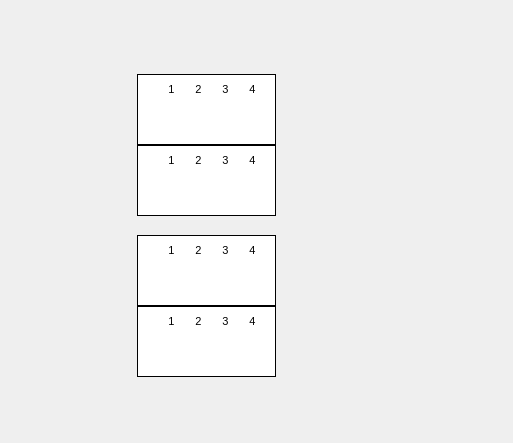
Qt form switcheswidget.ui (paulgr2008/QuIT) before a commit.
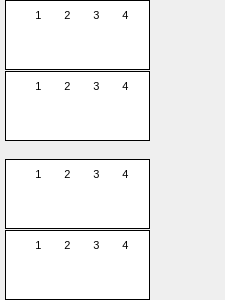
The same form after that commit. Icons and pictures are not drawn.

Diff of the .ui file:
```diff
--- a/switcheswidget.ui
+++ b/switcheswidget.ui
@@ -6,24 +6,45 @@
    <rect>
     <x>0</x>
     <y>0</y>
-    <width>513</width>
-    <height>443</height>
+    <width>225</width>
+    <height>300</height>
    </rect>
   </property>
+  <property name="sizePolicy">
+   <sizepolicy hsizetype="Preferred" vsizetype="Preferred">
+    <horstretch>0</horstretch>
+    <verstretch>0</verstretch>
+   </sizepolicy>
+  </property>
+  <property name="minimumSize">
+   <size>
+    <width>225</width>
+    <height>300</height>
+   </size>
+  </property>
+  <property name="maximumSize">
+   <size>
+    <width>225</width>
+    <height>300</height>
+   </size>
+  </property>
   <property name="windowTitle">
    <string>Form</string>
   </property>
-  <widget class="QWidget" name="layoutWidget">
-   <property name="geometry">
-    <rect>
-     <x>134</x>
-     <y>74</y>
-     <width>221</width>
-     <height>303</height>
-    </rect>
-   </property>
    <layout class="QVBoxLayout" name="verticalLayout">
     <property name="spacing">
+    <number>1</number>
+   </property>
+   <property name="leftMargin">
+    <number>0</number>
+   </property>
+   <property name="topMargin">
+    <number>0</number>
+   </property>
+   <property name="rightMargin">
+    <number>0</number>
+   </property>
+   <property name="bottomMargin">
      <number>0</number>
     </property>
     <item>
@@ -32,7 +53,7 @@
        <number>0</number>
       </property>
       <item>
-       <widget class="QGroupBox" name="switchBox_1">
+      <widget class="QGroupBox" name="switchBox_0">
         <property name="sizePolicy">
          <sizepolicy hsizetype="Fixed" vsizetype="Fixed">
           <horstretch>0</horstretch>
@@ -41,14 +62,14 @@
         </property>
         <property name="minimumSize">
          <size>
-          <width>139</width>
-          <height>71</height>
+         <width>145</width>
+         <height>70</height>
          </size>
         </property>
         <property name="maximumSize">
          <size>
-          <width>139</width>
-          <height>71</height>
+         <width>145</width>
+         <height>70</height>
          </size>
         </property>
         <property name="autoFillBackground">
@@ -61,6 +82,9 @@
         <property name="title">
          <string/>
         </property>
+       <property name="alignment">
+        <set>Qt::AlignCenter</set>
+       </property>
         <layout class="QHBoxLayout" name="horizontalLayout_3">
          <property name="spacing">
           <number>0</number>
@@ -149,8 +173,8 @@
                </property>
                <property name="maximumSize">
                 <size>
-                 <width>27</width>
-                 <height>29</height>
+                <width>29</width>
+                <height>31</height>
                 </size>
                </property>
                <property name="autoFillBackground">
@@ -230,8 +254,8 @@
                </property>
                <property name="maximumSize">
                 <size>
-                 <width>27</width>
-                 <height>29</height>
+                <width>29</width>
+                <height>31</height>
                 </size>
                </property>
                <property name="autoFillBackground">
@@ -311,8 +335,8 @@
                </property>
                <property name="maximumSize">
                 <size>
-                 <width>27</width>
-                 <height>29</height>
+                <width>29</width>
+                <height>31</height>
                 </size>
                </property>
                <property name="autoFillBackground">
@@ -392,8 +416,8 @@
                </property>
                <property name="maximumSize">
                 <size>
-                 <width>27</width>
-                 <height>29</height>
+                <width>29</width>
+                <height>31</height>
                 </size>
                </property>
                <property name="autoFillBackground">
@@ -448,14 +472,14 @@
         </property>
         <property name="minimumSize">
          <size>
-          <width>71</width>
-          <height>71</height>
+         <width>65</width>
+         <height>60</height>
          </size>
         </property>
         <property name="maximumSize">
          <size>
-          <width>71</width>
-          <height>71</height>
+         <width>65</width>
+         <height>60</height>
          </size>
         </property>
         <property name="styleSheet">
@@ -464,14 +488,23 @@
         <property name="frameShape">
          <enum>QFrame::NoFrame</enum>
         </property>
+       <property name="verticalScrollBarPolicy">
+        <enum>Qt::ScrollBarAlwaysOff</enum>
+       </property>
+       <property name="horizontalScrollBarPolicy">
+        <enum>Qt::ScrollBarAlwaysOff</enum>
+       </property>
        </widget>
       </item>
      </layout>
     </item>
     <item>
      <layout class="QHBoxLayout" name="horizontalLayout_10">
+     <property name="spacing">
+      <number>0</number>
+     </property>
       <item>
-       <widget class="QGroupBox" name="switchBox_2">
+      <widget class="QGroupBox" name="switchBox_1">
         <property name="sizePolicy">
          <sizepolicy hsizetype="Fixed" vsizetype="Fixed">
           <horstretch>0</horstretch>
@@ -480,14 +513,14 @@
         </property>
         <property name="minimumSize">
          <size>
-          <width>139</width>
-          <height>71</height>
+         <width>145</width>
+         <height>70</height>
          </size>
         </property>
         <property name="maximumSize">
          <size>
-          <width>139</width>
-          <height>71</height>
+         <width>145</width>
+         <height>70</height>
          </size>
         </property>
         <property name="autoFillBackground">
@@ -588,8 +621,8 @@
                </property>
                <property name="maximumSize">
                 <size>
-                 <width>27</width>
-                 <height>29</height>
+                <width>29</width>
+                <height>31</height>
                 </size>
                </property>
                <property name="autoFillBackground">
@@ -669,8 +702,8 @@
                </property>
                <property name="maximumSize">
                 <size>
-                 <width>27</width>
-                 <height>29</height>
+                <width>29</width>
+                <height>31</height>
                 </size>
                </property>
                <property name="autoFillBackground">
@@ -750,8 +783,8 @@
                </property>
                <property name="maximumSize">
                 <size>
-                 <width>27</width>
-                 <height>29</height>
+                <width>29</width>
+                <height>31</height>
                 </size>
                </property>
                <property name="autoFillBackground">
@@ -831,8 +864,8 @@
                </property>
                <property name="maximumSize">
                 <size>
-                 <width>27</width>
-                 <height>29</height>
+                <width>29</width>
+                <height>31</height>
                 </size>
                </property>
                <property name="autoFillBackground">
@@ -885,14 +918,14 @@
         </property>
         <property name="minimumSize">
          <size>
-          <width>71</width>
-          <height>71</height>
+         <width>65</width>
+         <height>60</height>
          </size>
         </property>
         <property name="maximumSize">
          <size>
-          <width>71</width>
-          <height>71</height>
+         <width>65</width>
+         <height>60</height>
          </size>
         </property>
         <property name="styleSheet">
@@ -901,6 +934,21 @@
         <property name="frameShape">
          <enum>QFrame::NoFrame</enum>
         </property>
+       <property name="verticalScrollBarPolicy">
+        <enum>Qt::ScrollBarAlwaysOff</enum>
+       </property>
+       <property name="horizontalScrollBarPolicy">
+        <enum>Qt::ScrollBarAlwaysOff</enum>
+       </property>
+       <property name="sizeAdjustPolicy">
+        <enum>QAbstractScrollArea::AdjustToContents</enum>
+       </property>
+       <property name="resizeAnchor">
+        <enum>QGraphicsView::AnchorViewCenter</enum>
+       </property>
+       <property name="rubberBandSelectionMode">
+        <enum>Qt::ContainsItemShape</enum>
+       </property>
        </widget>
       </item>
      </layout>
@@ -912,16 +960,19 @@
       </property>
       <property name="sizeHint" stdset="0">
        <size>
-        <width>20</width>
-        <height>20</height>
+       <width>194</width>
+       <height>6</height>
        </size>
       </property>
      </spacer>
     </item>
     <item>
      <layout class="QHBoxLayout" name="horizontalLayout_11">
+     <property name="spacing">
+      <number>0</number>
+     </property>
       <item>
-       <widget class="QGroupBox" name="switchBox_3">
+      <widget class="QGroupBox" name="switchBox_2">
         <property name="sizePolicy">
          <sizepolicy hsizetype="Fixed" vsizetype="Fixed">
           <horstretch>0</horstretch>
@@ -930,14 +981,14 @@
         </property>
         <property name="minimumSize">
          <size>
-          <width>139</width>
-          <height>71</height>
+         <width>145</width>
+         <height>70</height>
          </size>
         </property>
         <property name="maximumSize">
          <size>
-          <width>139</width>
-          <height>71</height>
+         <width>145</width>
+         <height>70</height>
          </size>
         </property>
         <property name="autoFillBackground">
@@ -1038,8 +1089,8 @@
                </property>
                <property name="maximumSize">
                 <size>
-                 <width>27</width>
-                 <height>29</height>
+                <width>29</width>
+                <height>31</height>
                 </size>
                </property>
                <property name="autoFillBackground">
@@ -1119,8 +1170,8 @@
                </property>
                <property name="maximumSize">
                 <size>
-                 <width>27</width>
-                 <height>29</height>
+                <width>29</width>
+                <height>31</height>
                 </size>
                </property>
                <property name="autoFillBackground">
@@ -1200,8 +1251,8 @@
                </property>
                <property name="maximumSize">
                 <size>
-                 <width>27</width>
-                 <height>29</height>
+                <width>29</width>
+                <height>31</height>
                 </size>
                </property>
                <property name="autoFillBackground">
@@ -1281,8 +1332,8 @@
                </property>
                <property name="maximumSize">
                 <size>
-                 <width>27</width>
-                 <height>29</height>
+                <width>29</width>
+                <height>31</height>
                 </size>
                </property>
                <property name="autoFillBackground">
@@ -1335,14 +1386,14 @@
         </property>
         <property name="minimumSize">
          <size>
-          <width>71</width>
-          <height>71</height>
+         <width>65</width>
+         <height>60</height>
          </size>
         </property>
         <property name="maximumSize">
          <size>
-          <width>71</width>
-          <height>71</height>
+         <width>65</width>
+         <height>60</height>
          </size>
         </property>
         <property name="styleSheet">
@@ -1351,14 +1402,32 @@
         <property name="frameShape">
          <enum>QFrame::NoFrame</enum>
         </property>
+       <property name="verticalScrollBarPolicy">
+        <enum>Qt::ScrollBarAlwaysOff</enum>
+       </property>
+       <property name="horizontalScrollBarPolicy">
+        <enum>Qt::ScrollBarAlwaysOff</enum>
+       </property>
+       <property name="sizeAdjustPolicy">
+        <enum>QAbstractScrollArea::AdjustToContents</enum>
+       </property>
+       <property name="resizeAnchor">
+        <enum>QGraphicsView::AnchorViewCenter</enum>
+       </property>
+       <property name="rubberBandSelectionMode">
+        <enum>Qt::ContainsItemShape</enum>
+       </property>
        </widget>
       </item>
      </layout>
     </item>
     <item>
      <layout class="QHBoxLayout" name="horizontalLayout_12">
+     <property name="spacing">
+      <number>0</number>
+     </property>
       <item>
-       <widget class="QGroupBox" name="switchBox_4">
+      <widget class="QGroupBox" name="switchBox_3">
         <property name="sizePolicy">
          <sizepolicy hsizetype="Fixed" vsizetype="Fixed">
           <horstretch>0</horstretch>
@@ -1367,14 +1436,14 @@
         </property>
         <property name="minimumSize">
          <size>
-          <width>139</width>
-          <height>71</height>
+         <width>145</width>
+         <height>70</height>
          </size>
         </property>
         <property name="maximumSize">
          <size>
-          <width>139</width>
-          <height>71</height>
+         <width>145</width>
+         <height>70</height>
          </size>
         </property>
         <property name="autoFillBackground">
@@ -1382,7 +1451,8 @@
         </property>
         <property name="styleSheet">
          <string notr="true">background-color: rgb(255, 255, 255);
-border: 1px solid rgb(0, 0, 0);</string>
+border: 1px solid rgb(0, 0, 0);
+</string>
         </property>
         <property name="title">
          <string/>
@@ -1475,8 +1545,8 @@
                </property>
                <property name="maximumSize">
                 <size>
-                 <width>27</width>
-                 <height>29</height>
+                <width>29</width>
+                <height>31</height>
                 </size>
                </property>
                <property name="autoFillBackground">
@@ -1556,8 +1626,8 @@
                </property>
                <property name="maximumSize">
                 <size>
-                 <width>27</width>
-                 <height>29</height>
+                <width>29</width>
+                <height>31</height>
                 </size>
                </property>
                <property name="autoFillBackground">
@@ -1637,8 +1707,8 @@
                </property>
                <property name="maximumSize">
                 <size>
-                 <width>27</width>
-                 <height>29</height>
+                <width>29</width>
+                <height>31</height>
                 </size>
                </property>
                <property name="autoFillBackground">
@@ -1718,8 +1788,8 @@
                </property>
                <property name="maximumSize">
                 <size>
-                 <width>27</width>
-                 <height>29</height>
+                <width>29</width>
+                <height>31</height>
                 </size>
                </property>
                <property name="autoFillBackground">
@@ -1772,14 +1842,14 @@
         </property>
         <property name="minimumSize">
          <size>
-          <width>71</width>
-          <height>71</height>
+         <width>65</width>
+         <height>60</height>
          </size>
         </property>
         <property name="maximumSize">
          <size>
-          <width>71</width>
-          <height>71</height>
+         <width>65</width>
+         <height>60</height>
          </size>
         </property>
         <property name="styleSheet">
@@ -1788,12 +1858,26 @@
         <property name="frameShape">
          <enum>QFrame::NoFrame</enum>
         </property>
+       <property name="verticalScrollBarPolicy">
+        <enum>Qt::ScrollBarAlwaysOff</enum>
+       </property>
+       <property name="horizontalScrollBarPolicy">
+        <enum>Qt::ScrollBarAlwaysOff</enum>
+       </property>
+       <property name="sizeAdjustPolicy">
+        <enum>QAbstractScrollArea::AdjustToContents</enum>
+       </property>
+       <property name="resizeAnchor">
+        <enum>QGraphicsView::AnchorViewCenter</enum>
+       </property>
+       <property name="rubberBandSelectionMode">
+        <enum>Qt::ContainsItemShape</enum>
+       </property>
        </widget>
       </item>
      </layout>
     </item>
    </layout>
-  </widget>
  </widget>
  <resources>
   <include location="res.qrc"/>
```
Left out of the diff: 117 changed lines with no effect on the pictures. Lines whose indentation alone changed are shown as unchanged.
